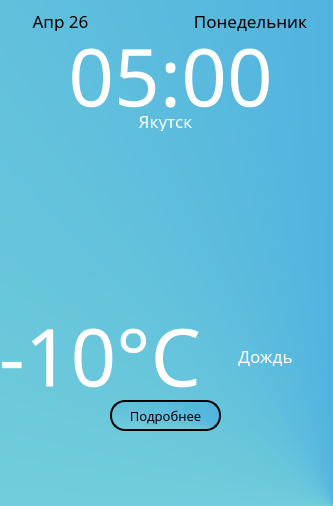
Animila/PyWeather, file 5.ui: the form before one commit.
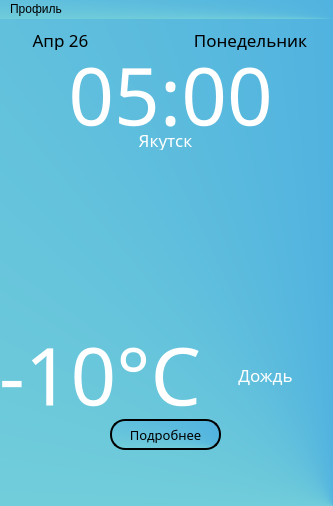
The form after the commit. Icons and pictures are not drawn.

```diff
--- a/5.ui
+++ b/5.ui
@@ -257,6 +257,13 @@
      <height>21</height>
     </rect>
    </property>
+   <widget class="QMenu" name="menu">
+    <property name="title">
+     <string>Профиль</string>
+    </property>
+    <addaction name="action"/>
+   </widget>
+   <addaction name="menu"/>
   </widget>
  </widget>
  <resources/>
```
Left out of the diff: 5 changed lines with no effect on the pictures.
